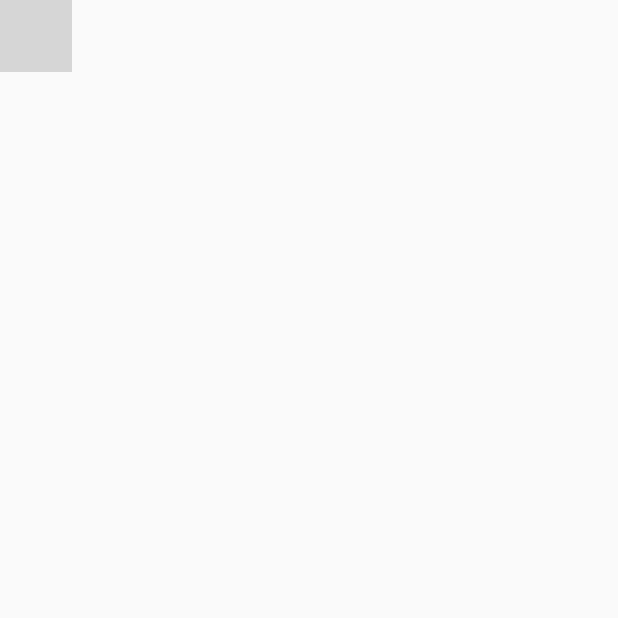
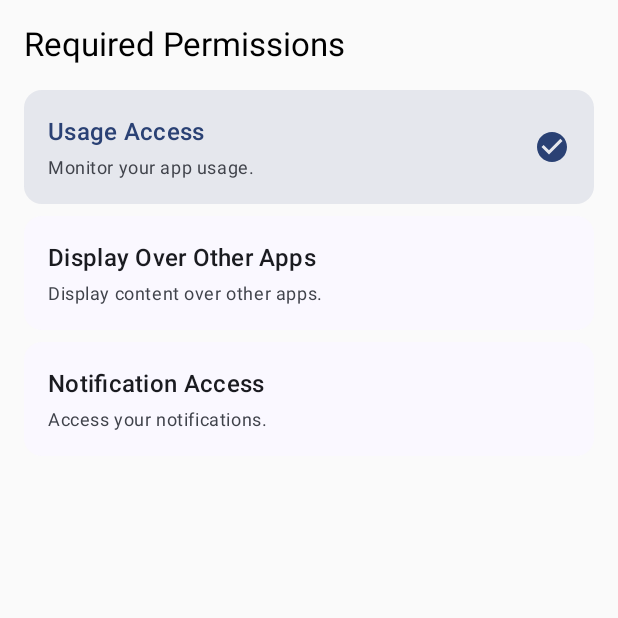
Before and after one commit to AdamKuraczynski/FocusFortress, an Android app built with Jetpack Compose: the screen it shows after launch (MainActivity), on a phone screen of 412 x 824 dp, the top half of it. Run offline under Robolectric (Android 15) with nearby library versions, the light colour scheme and no system bars; grey boxes are pictures that could not be loaded.

Commit message:
Fully implemented permissions handling on startup, permission checking in the background, basic screen for main menu, cleaned up the package structure, added javadoc at the beginning for better flow control

```diff
--- a/app/src/main/java/com/adamkuraczynski/focusfortress/MainActivity.kt
+++ b/app/src/main/java/com/adamkuraczynski/focusfortress/MainActivity.kt
@@ -3,29 +3,101 @@ package com.adamkuraczynski.focusfortress
 import android.os.Bundle
 import androidx.activity.ComponentActivity
 import androidx.activity.compose.setContent
-import androidx.activity.enableEdgeToEdge
-import androidx.compose.foundation.layout.Column
-import androidx.compose.foundation.layout.fillMaxSize
-import androidx.compose.foundation.layout.padding
-import androidx.compose.material3.MaterialTheme
-import androidx.compose.material3.Scaffold
-import androidx.compose.material3.Text
 import androidx.compose.runtime.Composable
-import androidx.compose.ui.Modifier
-import androidx.compose.ui.tooling.preview.Preview
-import androidx.compose.ui.unit.dp
+import androidx.compose.runtime.DisposableEffect
+import androidx.compose.runtime.LaunchedEffect
+import androidx.compose.runtime.collectAsState
+import androidx.compose.runtime.getValue
+import androidx.lifecycle.Lifecycle
+import androidx.lifecycle.LifecycleEventObserver
+import androidx.lifecycle.compose.LocalLifecycleOwner
+import androidx.lifecycle.viewmodel.compose.viewModel
+import androidx.navigation.compose.NavHost
+import androidx.navigation.compose.composable
+import androidx.navigation.compose.rememberNavController
+import com.adamkuraczynski.focusfortress.screens.MainContent
+import com.adamkuraczynski.focusfortress.permissions.PermissionScreen
+import com.adamkuraczynski.focusfortress.permissions.PermissionViewModel
+import com.adamkuraczynski.focusfortress.ui.theme.FocusFortressTheme
 
-import com.adamkuraczynski.focusfortress.ui.screens.PermissionScreen
-import com.adamkuraczynski.focusfortress.ui.theme.FocusFortressTheme
+/**
+ * The main entry point of the FocusFortress application.
+ *
+ * This activity initializes the Jetpack Compose UI and sets up the main navigation graph.
+ * It handles the navigation between the permission request screen and the main content screen,
+ * ensuring that the app only proceeds to the main content if all required permissions are granted.
+ *
+ * **Navigation Flow:**
+ * - If all permissions are granted, starts with the "main" screen.
+ * - If any permissions are missing, starts with the "permissions" screen.
+ * - Continuously monitors permission status and navigates accordingly.
+ *
+ * **Permission Handling:**
+ * - Observes the permission status using a shared [PermissionViewModel].
+ * - Uses lifecycle observers to update permission status when the app resumes.
+ * - Automatically navigates to the permissions screen if permissions are revoked.
+ *
+ * @author Adam Kuraczyński
+ * @version 1.7
+ */
 
 class MainActivity : ComponentActivity() {
     override fun onCreate(savedInstanceState: Bundle?) {
         super.onCreate(savedInstanceState)
-        enableEdgeToEdge()
         setContent {
             FocusFortressTheme {
-                PermissionScreen()
-                }
+                MainApp()
             }
         }
     }
+}
+
+@Composable
+fun MainApp() {
+    val navController = rememberNavController()
+    val viewModel: PermissionViewModel = viewModel()
+
+    val hasUsageAccessPermission by viewModel.hasUsageAccessPermission.collectAsState()
+    val hasOverlayPermission by viewModel.hasOverlayPermission.collectAsState()
+    val hasNotificationPermission by viewModel.hasNotificationPermission.collectAsState()
+
+    val allPermissionsGranted = hasUsageAccessPermission && hasOverlayPermission && hasNotificationPermission
+
+    val lifecycleOwner = LocalLifecycleOwner.current
+    DisposableEffect(lifecycleOwner) {
+        val observer = LifecycleEventObserver { _, event ->
+            if (event == Lifecycle.Event.ON_RESUME) {
+                viewModel.updatePermissionsStatus()
+            }
+        }
+        lifecycleOwner.lifecycle.addObserver(observer)
+        onDispose {
+            lifecycleOwner.lifecycle.removeObserver(observer)
+        }
+    }
+
+    LaunchedEffect(allPermissionsGranted) {
+        if (!allPermissionsGranted && navController.currentDestination?.route != "permissions") {
+            navController.navigate("permissions") {
+                popUpTo("main") { inclusive = true }
+            }
+        }
+    }
+
+    NavHost(navController, startDestination = if (allPermissionsGranted) "main" else "permissions") {
+        composable("permissions") {
+            PermissionScreen(
+                viewModel = viewModel,
+                onPermissionsGranted = {
+                    navController.navigate("main") {
+                        // Remove permissions screen from back stack
+                        popUpTo("permissions") { inclusive = true }
+                    }
+                }
+            )
+        }
+        composable("main") {
+            MainContent()
+        }
+    }
+}
--- /dev/null
+++ b/app/src/main/java/com/adamkuraczynski/focusfortress/permissions/PermissionItem.kt
@@ -0,0 +1,109 @@
+package com.adamkuraczynski.focusfortress.permissions
+
+import androidx.compose.foundation.clickable
+import androidx.compose.foundation.layout.Column
+import androidx.compose.foundation.layout.Row
+import androidx.compose.foundation.layout.Spacer
+import androidx.compose.foundation.layout.fillMaxWidth
+import androidx.compose.foundation.layout.height
+import androidx.compose.foundation.layout.padding
+import androidx.compose.material.icons.Icons
+import androidx.compose.material.icons.filled.CheckCircle
+import androidx.compose.material3.Card
+import androidx.compose.material3.CardDefaults
+import androidx.compose.material3.Icon
+import androidx.compose.material3.MaterialTheme
+import androidx.compose.material3.Text
+import androidx.compose.runtime.Composable
+import androidx.compose.runtime.getValue
+import androidx.compose.runtime.mutableStateOf
+import androidx.compose.runtime.remember
+import androidx.compose.runtime.setValue
+import androidx.compose.ui.Alignment
+import androidx.compose.ui.Modifier
+import androidx.compose.ui.text.style.TextOverflow
+import androidx.compose.ui.unit.dp
+
+/**
+ * Represents a single permission item in the UI,
+ * allowing the user to interact with it to grant permissions.
+ *
+ * This composable displays a card with the title and description
+ * of a required permission. When the permission is not granted,
+ * clicking on the item shows a dialog prompting the user to take action.
+ * When the permission is granted, a checkmark icon is displayed.
+ *
+ * @author Adam Kuraczyński
+ * @version 1.4
+ *
+ * @param title The title of the permission item.
+ * @param textProvider The text provider for the permission item.
+ * @param granted Indicates whether the permission has already been granted.
+ * @param onClick The action to perform when the user interacts with the permission item, typically to request the permission.
+ * @param modifier The modifier to apply to the item for layout adjustments.
+ *
+ **/
+
+@Composable
+fun PermissionItem(
+    title: String,
+    textProvider: PermissionTextProvider,
+    granted: Boolean,
+    onClick: () -> Unit,
+    modifier: Modifier = Modifier,
+) {
+    var showDialog by remember { mutableStateOf(false) }
+
+    if (showDialog) {
+        PermissionDialog(
+            title = title,
+            description = textProvider.getDialogDescription(),
+            onDismiss = { showDialog = false },
+            onOkClick = {
+                showDialog = false
+                onClick()
+            },
+            modifier = modifier
+        )
+    }
+
+    Card(
+        modifier = Modifier
+            .fillMaxWidth()
+            .clickable {
+                if (granted) return@clickable
+                showDialog = true
+            },
+        colors = CardDefaults.cardColors(
+            containerColor = if (granted) MaterialTheme.colorScheme.primary.copy(alpha = 0.1f) else MaterialTheme.colorScheme.surface
+        )
+    ) {
+        Row(
+            modifier = Modifier.padding(16.dp),
+            verticalAlignment = Alignment.CenterVertically
+        ) {
+            Column(modifier = Modifier.weight(1f)) {
+                Text(
+                    text = title,
+                    style = MaterialTheme.typography.titleMedium,
+                    color = if (granted) MaterialTheme.colorScheme.primary else MaterialTheme.colorScheme.onSurface,
+                    maxLines = 1,
+                    overflow = TextOverflow.Ellipsis
+                )
+                Spacer(modifier = Modifier.height(4.dp))
+                Text(
+                    text = textProvider.getItemDescription(),
+                    style = MaterialTheme.typography.bodySmall,
+                    color = MaterialTheme.colorScheme.onSurfaceVariant
+                )
+            }
+            if (granted) {
+                Icon(
+                    imageVector = Icons.Default.CheckCircle,
+                    contentDescription = "Granted",
+                    tint = MaterialTheme.colorScheme.primary
+                )
+            }
+        }
+    }
+}
--- /dev/null
+++ b/app/src/main/java/com/adamkuraczynski/focusfortress/permissions/PermissionScreen.kt
@@ -0,0 +1,109 @@
+package com.adamkuraczynski.focusfortress.permissions
+
+import androidx.compose.foundation.layout.Column
+import androidx.compose.foundation.layout.Spacer
+import androidx.compose.foundation.layout.fillMaxSize
+import androidx.compose.foundation.layout.height
+import androidx.compose.foundation.layout.padding
+import androidx.compose.material3.MaterialTheme
+import androidx.compose.material3.Text
+import androidx.compose.runtime.Composable
+import androidx.compose.runtime.DisposableEffect
+import androidx.compose.runtime.LaunchedEffect
+import androidx.compose.runtime.collectAsState
+import androidx.compose.runtime.getValue
+import androidx.compose.ui.Modifier
+import androidx.compose.ui.unit.dp
+import androidx.lifecycle.Lifecycle
+import androidx.lifecycle.LifecycleEventObserver
+import androidx.lifecycle.compose.LocalLifecycleOwner
+
+/**
+ * Displays the permission screen where the user can grant necessary permissions.
+ *
+ * This composable function checks if all required permissions are granted.
+ * If they are, it automatically invokes the `onPermissionsGranted` callback to navigate to the main content.
+ * If not, it presents a list of permissions that the user needs to grant, along with options to request them.
+ *
+ * @author Adam Kuraczyński
+ * @version 1.5
+ *
+ * @param viewModel The [PermissionViewModel] that handles the permission logic and state.
+ * @param onPermissionsGranted A callback function invoked when all permissions have been granted.
+ *
+ **/
+
+@Composable
+fun PermissionScreen(
+    viewModel: PermissionViewModel,
+    onPermissionsGranted: () -> Unit
+) {
+    val hasUsageAccessPermission by viewModel.hasUsageAccessPermission.collectAsState()
+    val hasOverlayPermission by viewModel.hasOverlayPermission.collectAsState()
+    val hasNotificationPermission by viewModel.hasNotificationPermission.collectAsState()
+
+    val allPermissionsGranted = hasUsageAccessPermission && hasOverlayPermission && hasNotificationPermission
+
+    // permissions update each time the screen is resumed
+    val lifecycleOwner = LocalLifecycleOwner.current
+    DisposableEffect(lifecycleOwner) {
+        val observer = LifecycleEventObserver { _, event ->
+            if (event == Lifecycle.Event.ON_RESUME) {
+                viewModel.updatePermissionsStatus()
+            }
+        }
+        lifecycleOwner.lifecycle.addObserver(observer)
+        onDispose {
+            lifecycleOwner.lifecycle.removeObserver(observer)
+        }
+    }
+
+    LaunchedEffect(allPermissionsGranted) {
+        if (allPermissionsGranted) {
+            onPermissionsGranted()
+        }
+    }
+
+    if (!allPermissionsGranted) {
+
+        Column(
+            modifier = Modifier
+                .fillMaxSize()
+                .padding(16.dp)
+        ) {
+            Text(
+                text = "Required Permissions",
+                style = MaterialTheme.typography.titleLarge,
+                modifier = Modifier.padding(bottom = 16.dp)
+            )
+
+            PermissionItem(
+                title = "Usage Access",
+                textProvider = UsageAccessPermissionTextProvider(),
+                granted = hasUsageAccessPermission,
+                onClick = { viewModel.requestUsageAccessPermission() },
+            )
+
+            Spacer(modifier = Modifier.height(8.dp))
+
+            PermissionItem(
+                title = "Display Over Other Apps",
+                textProvider = OverlayPermissionTextProvider(),
+                granted = hasOverlayPermission,
+                onClick = { viewModel.requestOverlayPermission() },
+            )
+
+            Spacer(modifier = Modifier.height(8.dp))
+
+            PermissionItem(
+                title = "Notification Access",
+                textProvider = NotificationPermissionTextProvider(),
+                granted = hasNotificationPermission,
+                onClick = { viewModel.requestNotificationAccess() },
+            )
+
+            Spacer(modifier = Modifier.height(16.dp))
+
+        }
+    }
+}
--- /dev/null
+++ b/app/src/main/java/com/adamkuraczynski/focusfortress/permissions/PermissionTextProvider.kt
@@ -0,0 +1,48 @@
+package com.adamkuraczynski.focusfortress.permissions
+
+/**
+ * Provides descriptions for a specific permission.
+ *
+ * This interface defines methods to retrieve descriptions for display
+ * in the permission item and the permission dialog. Implementations
+ * of this interface supply the specific text related to each permission.
+ *
+ * @author Adam Kuraczyński
+ * @version 1.5
+ *
+ **/
+
+interface PermissionTextProvider {
+    fun getItemDescription(): String
+    fun getDialogDescription(): String
+}
+
+class UsageAccessPermissionTextProvider : PermissionTextProvider {
+    override fun getItemDescription(): String {
+        return "Monitor your app usage."
+    }
+
+    override fun getDialogDescription(): String {
+        return "We need Usage Access permission to monitor app usage for better insights."
+    }
+}
+
+class OverlayPermissionTextProvider : PermissionTextProvider {
+    override fun getItemDescription(): String {
+        return "Display content over other apps."
+    }
+
+    override fun getDialogDescription(): String {
+        return "We need permission to display over other apps to provide overlay features."
+    }
+}
+
+class NotificationPermissionTextProvider : PermissionTextProvider {
+    override fun getItemDescription(): String {
+        return "Access your notifications."
+    }
+
+    override fun getDialogDescription(): String {
+        return "We need Notification Access to monitor and manage your notifications."
+    }
+}
--- /dev/null
+++ b/app/src/main/java/com/adamkuraczynski/focusfortress/permissions/PermissionViewModel.kt
@@ -0,0 +1,97 @@
+
+package com.adamkuraczynski.focusfortress.permissions
+
+import android.annotation.SuppressLint
+import android.app.Application
+import android.app.AppOpsManager
+import android.content.Context
+import android.content.Intent
+import android.net.Uri
+import android.provider.Settings
+import androidx.lifecycle.AndroidViewModel
+import androidx.lifecycle.viewModelScope
+import kotlinx.coroutines.flow.MutableStateFlow
+import kotlinx.coroutines.flow.StateFlow
+import kotlinx.coroutines.launch
+
+/**
+ * ViewModel responsible for managing and checking the status of special
+ * permissions required by the application.
+ *
+ * This class extends [AndroidViewModel] to have access to the application context,
+ * which is necessary for checking and requesting permissions.
+ *
+ * The ViewModel exposes [StateFlow] properties to observe the current status of permissions
+ * and provides methods to request permissions when needed.
+ *
+ * @author Adam Kuraczyński
+ * @version 1.7
+ *
+ * @constructor Creates a [PermissionViewModel] with the given application context.
+ *
+ * @param application The application context used to access system services.
+ */
+
+class PermissionViewModel(application: Application) : AndroidViewModel(application) {
+
+    @SuppressLint("StaticFieldLeak")
+    private val context = application.applicationContext
+
+    private val localHasUsageAccessPermission = MutableStateFlow(checkUsageAccessPermission())
+    val hasUsageAccessPermission: StateFlow<Boolean> = localHasUsageAccessPermission
+
+    private val localHasOverlayPermission = MutableStateFlow(checkOverlayPermission())
+    val hasOverlayPermission: StateFlow<Boolean> = localHasOverlayPermission
+
+    private val localHasNotificationPermission = MutableStateFlow(checkNotificationListenerPermission())
+    val hasNotificationPermission: StateFlow<Boolean> = localHasNotificationPermission
+
+    fun updatePermissionsStatus() {
+        viewModelScope.launch {
+            localHasUsageAccessPermission.value = checkUsageAccessPermission()
+            localHasOverlayPermission.value = checkOverlayPermission()
+            localHasNotificationPermission.value = checkNotificationListenerPermission()
+        }
+    }
+
+    private fun checkUsageAccessPermission(): Boolean {
+        val appOpsManager = context.getSystemService(Context.APP_OPS_SERVICE) as AppOpsManager
+        val mode = appOpsManager.checkOpNoThrow(
+            AppOpsManager.OPSTR_GET_USAGE_STATS,
+            android.os.Process.myUid(),
+            context.packageName
+        )
+        return mode == AppOpsManager.MODE_ALLOWED
+    }
+
+    private fun checkOverlayPermission(): Boolean {
+        return Settings.canDrawOverlays(context)
+    }
+
+    private fun checkNotificationListenerPermission(): Boolean {
+        val enabledListeners = Settings.Secure.getString(
+            context.contentResolver,
+            "enabled_notification_listeners"
+        )
+        return enabledListeners != null && enabledListeners.contains(context.packageName)
+    }
+
+    fun requestUsageAccessPermission() {
+        val intent = Intent(Settings.ACTION_USAGE_ACCESS_SETTINGS)
+        intent.addFlags(Intent.FLAG_ACTIVITY_NEW_TASK)
+        context.startActivity(intent)
+    }
+
+    fun requestOverlayPermission() {
+        val intent = Intent(Settings.ACTION_MANAGE_OVERLAY_PERMISSION)
+        intent.data = Uri.parse("package:${context.packageName}")
+        intent.addFlags(Intent.FLAG_ACTIVITY_NEW_TASK)
+        context.startActivity(intent)
+    }
+
+    fun requestNotificationAccess() {
+        val intent = Intent(Settings.ACTION_NOTIFICATION_LISTENER_SETTINGS)
+        intent.addFlags(Intent.FLAG_ACTIVITY_NEW_TASK)
+        context.startActivity(intent)
+    }
+}
--- a/gradle/libs.versions.toml
+++ b/gradle/libs.versions.toml
@@ -16,6 +16,7 @@ kotlinx-coroutines = "1.7.3"
 androidx-lifecycle = "2.6.1"
 accompanist = "0.31.5-beta"
 ksp = "1.9.0-1.0.13"
+composeMaterial = "1.4.0"
 
 [libraries]
 androidx-core-ktx = { group = "androidx.core", name = "core-ktx", version.ref = "coreKtx" }
@@ -41,6 +42,7 @@ androidx-room-ktx = { module = "androidx.room:room-ktx", version.ref = "androidx
 kotlinx-coroutines-android = { module = "org.jetbrains.kotlinx:kotlinx-coroutines-android", version.ref = "kotlinx-coroutines" }
 androidx-lifecycle-viewmodel-compose = { module = "androidx.lifecycle:lifecycle-viewmodel-compose", version.ref = "androidx-lifecycle" }
 accompanist-permissions = { module = "com.google.accompanist:accompanist-permissions", version.ref = "accompanist" }
+androidx-compose-material = { group = "androidx.wear.compose", name = "compose-material", version.ref = "composeMaterial" }
 
 [plugins]
 android-application = { id = "com.android.application", version.ref = "agp" }
```
Also changed, not shown: app/build.gradle.kts (+6 -4 lines), app/src/main/java/com/adamkuraczynski/focusfortress/permissions/PermissionDialog.kt (added, +56 -0 lines), app/src/main/java/com/adamkuraczynski/focusfortress/screens/MainContent.kt (added, +50 -0 lines), app/src/main/java/com/adamkuraczynski/focusfortress/ui/screens/PermissionScreen.kt (deleted), 2 other files.
